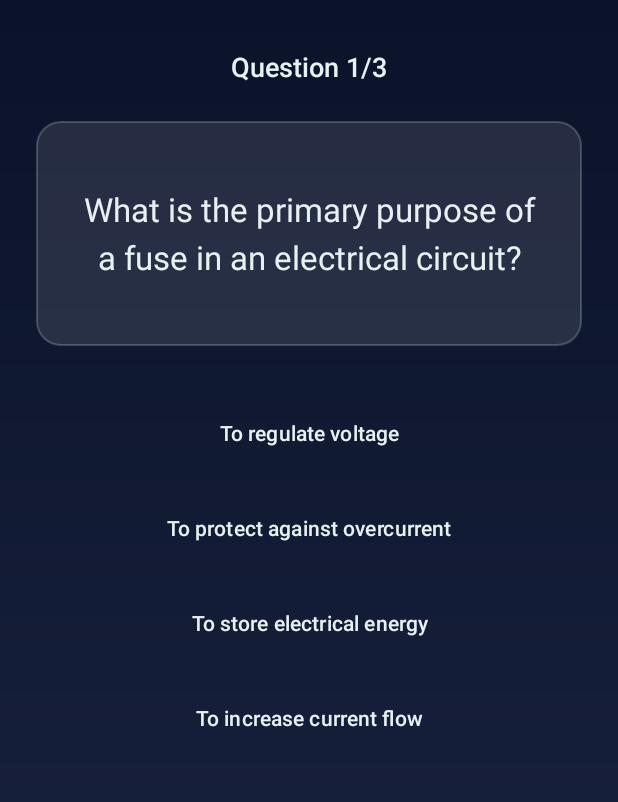
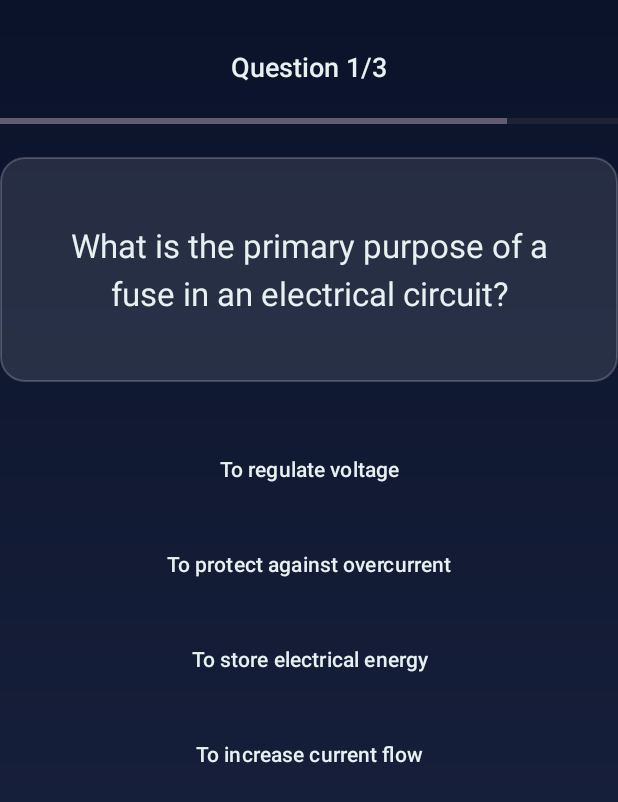
Before and after one commit to UtilityDD/slm, an Android app: the GameActivity screen opened directly, with no data from a screen before it, on a phone screen of 412 x 824 dp. Shown: the top 802 px of the screen. Run offline under Robolectric (Android 15) with nearby library versions, the phone set to English and light mode, and no system bars.

Commit message:
simple timer added

```diff
--- a/app/src/main/java/com/blackgrapes/smartlineman/GameActivity.kt
+++ b/app/src/main/java/com/blackgrapes/smartlineman/GameActivity.kt
@@ -4,9 +4,11 @@ import android.content.Intent
 import android.util.Log
 import android.view.View
 import android.view.animation.Animation
+import android.os.CountDownTimer
 import android.view.animation.AnimationUtils
 import android.os.Bundle
 import android.widget.Button
+import android.widget.ProgressBar
 import android.widget.ImageView
 import android.widget.TextView
 import android.widget.Toast
@@ -38,6 +40,7 @@ class GameActivity : AppCompatActivity() {
     private lateinit var questionText: TextView
     private lateinit var answerButtons: List<Button>
     private lateinit var submitButton: Button
+    private lateinit var timerProgressBar: ProgressBar
     private lateinit var feedbackIcon: ImageView
 
     private var currentQuestionIndex = 0
@@ -45,6 +48,9 @@ class GameActivity : AppCompatActivity() {
     private var score = 0
     private var isAnswerSubmitted = false
     private var level = 1
+    private var countDownTimer: CountDownTimer? = null
+    private val questionTimeInMillis: Long = 15000 // 15 seconds per question
+
 
     private lateinit var questions: List<Question>
 
@@ -82,6 +88,7 @@ class GameActivity : AppCompatActivity() {
             findViewById(R.id.answer_button_d)
         )
         feedbackIcon = findViewById(R.id.feedback_icon)
+        timerProgressBar = findViewById(R.id.timer_progress_bar)
     }
 
     private fun setupQuestion() {
@@ -97,6 +104,8 @@ class GameActivity : AppCompatActivity() {
             button.text = currentQuestion.options[index]
             resetButtonState(button)
         }
+
+        startTimer()
     }
 
     private fun setupClickListeners() {
@@ -109,6 +118,7 @@ class GameActivity : AppCompatActivity() {
         }
 
         submitButton.setOnClickListener {
+            countDownTimer?.cancel()
             if (isAnswerSubmitted) {
                 // "NEXT QUESTION" was clicked
                 currentQuestionIndex++
@@ -131,6 +141,7 @@ class GameActivity : AppCompatActivity() {
     }
 
     private fun checkAnswer(index: Int) {
+        countDownTimer?.cancel()
         isAnswerSubmitted = true
         selectedAnswerIndex = index
         val correctIndex = questions[currentQuestionIndex].correctAnswerIndex
@@ -188,11 +199,44 @@ class GameActivity : AppCompatActivity() {
         feedbackIcon.startAnimation(fadeIn)
     }
 
+    private fun startTimer() {
+        timerProgressBar.progress = 100
+        countDownTimer = object : CountDownTimer(questionTimeInMillis, 100) {
+            override fun onTick(millisUntilFinished: Long) {
+                val progress = (millisUntilFinished * 100 / questionTimeInMillis).toInt()
+                timerProgressBar.progress = progress
+            }
+
+            override fun onFinish() {
+                timerProgressBar.progress = 0
+                handleTimeUp()
+            }
+        }.start()
+    }
+
+    private fun handleTimeUp() {
+        isAnswerSubmitted = true
+        Toast.makeText(this, "Time's up!", Toast.LENGTH_SHORT).show()
+        val correctIndex = questions[currentQuestionIndex].correctAnswerIndex
+        answerButtons[correctIndex].background = ContextCompat.getDrawable(this, R.drawable.answer_button_correct)
+        answerButtons.forEach {
+            it.isEnabled = false
+            it.setTextColor(ContextCompat.getColor(this, R.color.white))
+        }
+        submitButton.text = "NEXT QUESTION"
+        submitButton.visibility = View.VISIBLE
+    }
     private fun resetButtonState(button: Button) {
         // Reset to the default outlined button style using our new drawable
         button.background = ContextCompat.getDrawable(this, R.drawable.answer_button_default)
         button.isEnabled = true
         button.setTextColor(ContextCompat.getColor(this, R.color.pearl_white))
+    }
+
+    override fun onDestroy() {
+        super.onDestroy()
+        // Cancel the timer to prevent memory leaks
+        countDownTimer?.cancel()
     }
 
     private fun loadQuestionsFromJson(level: Int): List<Question> {
--- a/app/src/main/res/layout/activity_game.xml
+++ b/app/src/main/res/layout/activity_game.xml
@@ -21,13 +21,22 @@
         app:layout_constraintStart_toStartOf="parent"
         app:layout_constraintTop_toTopOf="parent" />
 
+    <ProgressBar
+        android:id="@+id/timer_progress_bar"
+        style="?android:attr/progressBarStyleHorizontal"
+        android:layout_width="0dp"
+        android:layout_height="wrap_content"
+        android:layout_marginTop="16dp"
+        app:layout_constraintEnd_toEndOf="@id/question_card"
+        app:layout_constraintStart_toStartOf="@id/question_card"
+        app:layout_constraintTop_toBottomOf="@id/question_counter_text"
+        tools:progress="60" />
+
     <LinearLayout
         android:id="@+id/question_card"
         android:layout_width="0dp"
         android:layout_height="wrap_content"
-        android:layout_marginStart="24dp"
-        android:layout_marginTop="24dp"
-        android:layout_marginEnd="24dp"
+        android:layout_marginTop="16dp"
         android:background="@drawable/question_card_background"
         android:gravity="center"
         android:minHeight="150dp"
@@ -35,7 +44,7 @@
         android:padding="24dp"
         app:layout_constraintEnd_toEndOf="parent"
         app:layout_constraintStart_toStartOf="parent"
-        app:layout_constraintTop_toBottomOf="@id/question_counter_text">
+        app:layout_constraintTop_toBottomOf="@id/timer_progress_bar">
 
         <TextView
             android:id="@+id/question_text"
```
